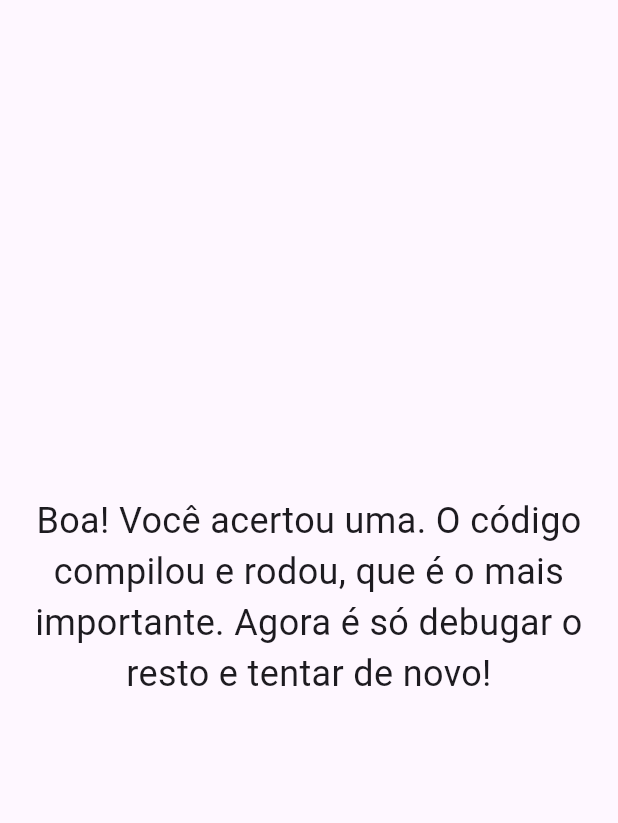
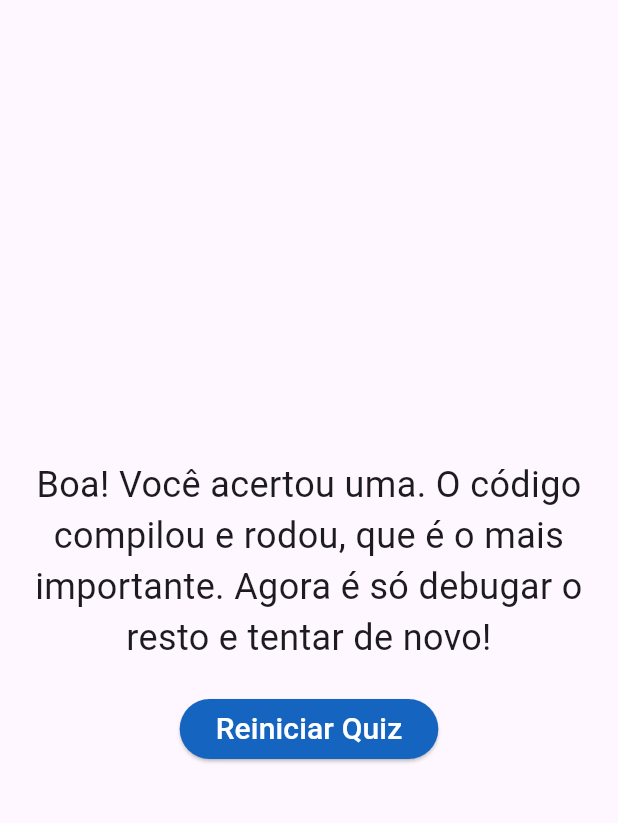
Before and after one commit to mfeeee/projeto_perguntas, a Flutter app: the screen it shows after launch, after a tap on "PHP: Hyperspeed Performance", after a tap on "PHP é uma biblioteca de código Front End", after a tap on ".ps", on a phone screen of 412 x 824 dp, the part 63-886 px from its top. Run offline on Flutter 3.47's test engine with Material 3 defaults, Android fonts, the phone set to English and light mode, and no system bars.

Commit message:
:sparkles: feat: adiciona funcionalidade de reinício ao quiz

```diff
--- a/lib/main.dart
+++ b/lib/main.dart
@@ -46,6 +46,13 @@ class _QuestionAppState extends State<QuestionApp> {
     }
   }
 
+  void _restartQuiz() {
+    setState(() {
+      _selectedQuestion = 0;
+      _totalScore = 0;
+    });
+  }
+
   bool get hasSelectedQuestion {
     return _selectedQuestion < _questions.length;
   }
@@ -58,7 +65,7 @@ class _QuestionAppState extends State<QuestionApp> {
           title: Text('Introdução PHP'),
         ),
         body: hasSelectedQuestion ? Quiz(questions: _questions, selectedQuestion: _selectedQuestion, onAnswered: _answer,
-        ) : Result(score: _totalScore),
+        ) : Result(score: _totalScore, onRestart: _restartQuiz),
       ),
     );
   }
--- a/lib/result.dart
+++ b/lib/result.dart
@@ -2,8 +2,9 @@ import 'package:flutter/material.dart';
 
 class Result extends StatelessWidget {
   final int score;
+  final void Function() onRestart;
 
-  const Result({super.key, required this.score});
+  const Result({super.key, required this.score, required this.onRestart});
 
   String get resultText {
     switch (score) {
@@ -23,7 +24,10 @@ class Result extends StatelessWidget {
 
   @override
   Widget build(BuildContext context) {
-    return Container(
+    return Column(
+      mainAxisAlignment: MainAxisAlignment.center,
+      children: [
+        Container(
           width: double.infinity,
           margin: EdgeInsets.symmetric(vertical: 20),
           child: Center(
@@ -33,6 +37,19 @@ class Result extends StatelessWidget {
               textAlign: TextAlign.center,
               ),
           ),
+        ),
+        ElevatedButton(
+          style: ElevatedButton.styleFrom(
+            foregroundColor: Colors.white,
+            backgroundColor: Colors.blue[800],
+          ),
+          onPressed: onRestart,
+          child: Text(
+            "Reiniciar Quiz",
+            style: TextStyle(fontSize: 20)
+          ),
+        ),
+      ],
     );
   }
 }
```
Lines whose indentation alone changed are shown as unchanged.
